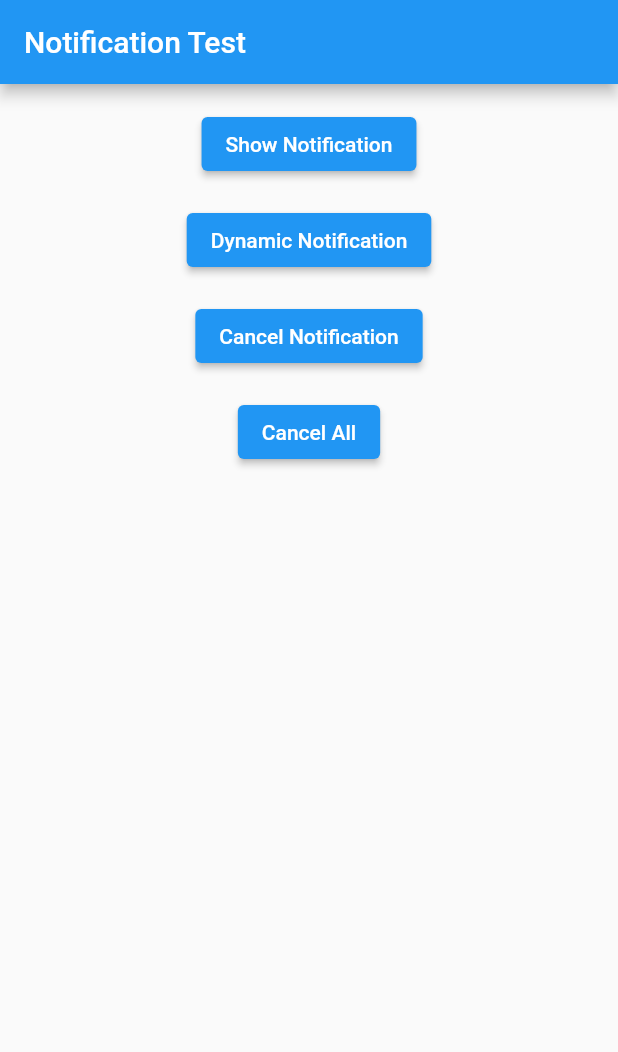
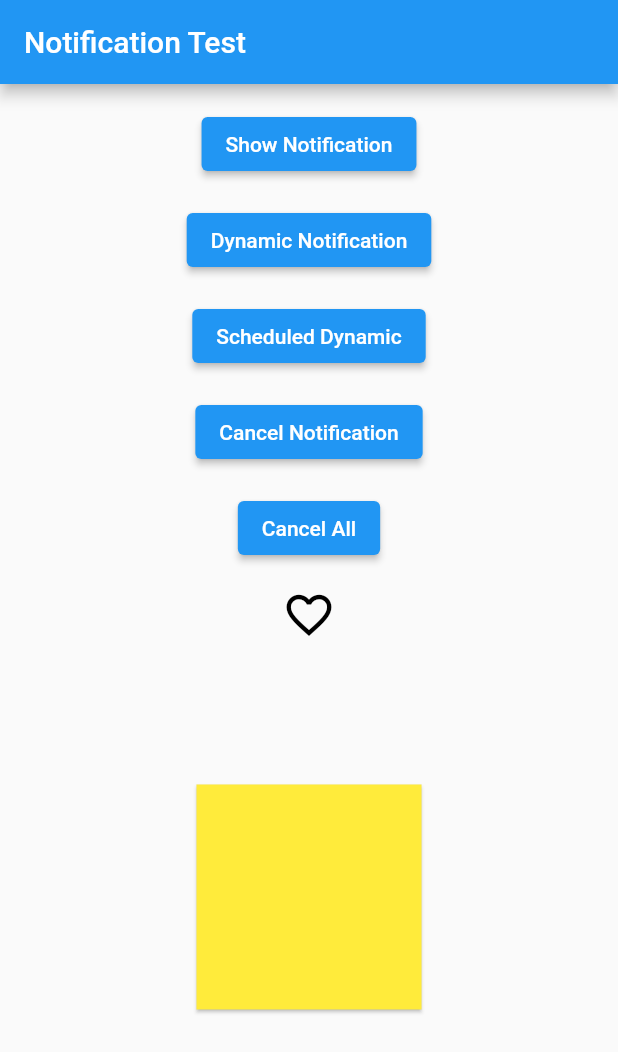
Before and after one commit to bhanu-73/ecommerce, a Flutter app: the screen it shows after launch, on a phone screen of 412 x 824 dp. Shown: the top 1052 px of the screen. Run offline on Flutter 3.47's test engine with Material 2 defaults, Android fonts, the phone set to English and light mode, and no system bars; our stand-ins replace carousel_pro, flutter_local_notifications, font_awesome_flutter, google_fonts, timezone; missing offline and left inert: animation_wrappers.

Commit message:
notification and gesture actions update

```diff
--- a/lib/main.dart
+++ b/lib/main.dart
@@ -8,6 +8,8 @@ import 'package:ecommerce/screens/ecommerce_pages/paymentPage.dart';
 // import 'package:ecommerce/screens/ecommerce_pages/productDetails.dart';
 import 'package:ecommerce/screens/ecommerce_pages/productList.dart';
 import 'package:ecommerce/util/notifyService.dart';
+import 'package:ecommerce/widgets/cardGesture.dart';
+import 'package:ecommerce/widgets/favoriteIconWidget.dart';
 import 'package:flutter/material.dart';
 import 'package:ecommerce/screens/login.dart';
 import 'package:ecommerce/screens/register.dart';
@@ -106,6 +108,18 @@ class _LocalNotificationTestPageState extends State<LocalNotificationTestPage> {
               ),
               ElevatedButton(
                 onPressed: () async {
+                  await _notificationService.scheduledDynamicNotification(
+                      2,
+                      'Pongal Offer at Diwali Time!',
+                      'Welcome to the Pongal Offers of Amazon!..');
+                },
+                child: Text('Scheduled Dynamic'),
+              ),
+              SizedBox(
+                height: 16.0,
+              ),
+              ElevatedButton(
+                onPressed: () async {
                   await _notificationService.cancelNotification(1);
                 },
                 child: Text('Cancel Notification'),
@@ -119,6 +133,10 @@ class _LocalNotificationTestPageState extends State<LocalNotificationTestPage> {
                 },
                 child: Text('Cancel All'),
               ),
+              SizedBox(height: 16.0),
+              FavotireIconWidget(),
+              SizedBox(height: 16.0),
+              CardGestureWidget(),
             ],
           ),
         ),
--- a/lib/screens/welcome.dart
+++ b/lib/screens/welcome.dart
@@ -40,7 +40,8 @@ class WelcomePage extends StatelessWidget {
                 ),
               ],
             ),
-          )),
+          ),
+      ),
     );
   }
 }
--- /dev/null
+++ b/lib/widgets/cardGesture.dart
@@ -0,0 +1,62 @@
+import 'dart:math';
+
+import 'package:flutter/material.dart';
+
+class CardGestureWidget extends StatefulWidget {
+  const CardGestureWidget({Key? key}) : super(key: key);
+
+  @override
+  _CardGestureWidgetState createState() => _CardGestureWidgetState();
+}
+
+class _CardGestureWidgetState extends State<CardGestureWidget> {
+  // Scales
+  double _baseScaleFactor = 0.5;
+  double _scaleFactor = 0.5;
+  Color bgColor = Colors.yellow;
+  bool makeCircular = false;
+
+  @override
+  Widget build(BuildContext context) {
+    return GestureDetector(
+      onDoubleTap: () {
+        setState(() {
+          bgColor = Colors.primaries[Random().nextInt(Colors.primaries.length)];
+        });
+      },
+      onLongPress: () {
+        setState(() {
+          makeCircular = !makeCircular;
+        });
+      },
+      // Pinch in and out
+      onScaleStart: (details) {
+        _baseScaleFactor = _scaleFactor;
+      },
+
+      // update the scale
+      onScaleUpdate: (details) {
+        setState(() {
+          _scaleFactor = _baseScaleFactor * details.scale;
+        });
+      },
+      onScaleEnd: (details) {
+        // return to original state
+        _scaleFactor = _baseScaleFactor;
+      },
+      child: Transform.scale(
+        scale: _scaleFactor,
+        child: Card(
+          shape: makeCircular
+              ? const CircleBorder()
+              : const RoundedRectangleBorder(),
+          child: const SizedBox(
+            height: 300.0,
+            width: 300.0,
+          ),
+          color: bgColor,
+        ),
+      ),
+    );
+  }
+}
--- /dev/null
+++ b/lib/widgets/favoriteIconWidget.dart
@@ -0,0 +1,25 @@
+import 'package:flutter/material.dart';
+
+class FavotireIconWidget extends StatefulWidget {
+  const FavotireIconWidget({Key? key}) : super(key: key);
+
+  @override
+  _FavotireIconWidgetState createState() => _FavotireIconWidgetState();
+}
+
+class _FavotireIconWidgetState extends State<FavotireIconWidget> {
+  bool isSelected = false;
+
+  @override
+  Widget build(BuildContext context) {
+    return GestureDetector(
+      onTap: () {
+        setState(() {
+          isSelected = !isSelected;
+        });
+      },
+      child: Icon(isSelected ? Icons.favorite : Icons.favorite_border,
+          size: 36.0, color: isSelected ? Colors.red : Colors.black),
+    );
+  }
+}
```
